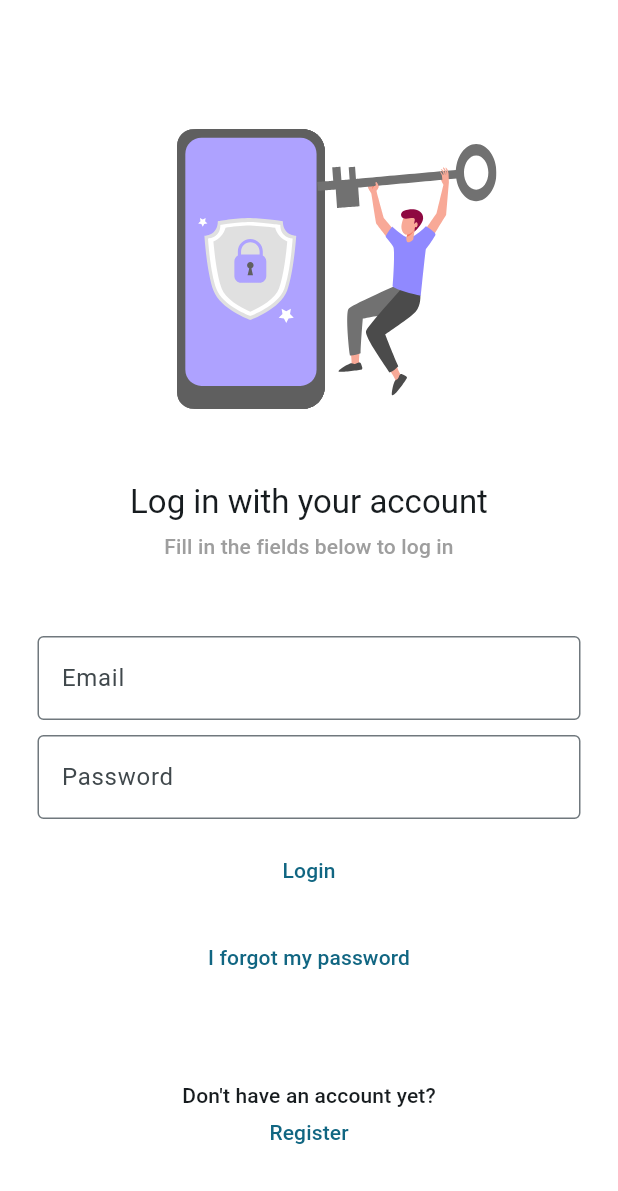
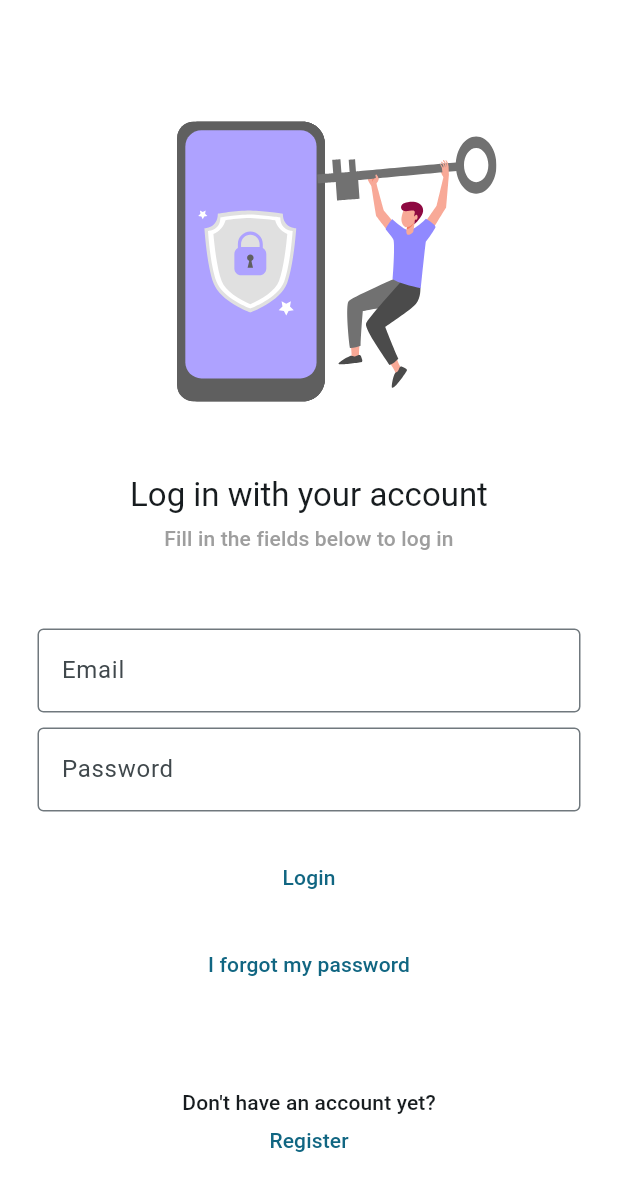
Before and after one commit to eduardoazvd17/investhelper, a Flutter app: the AuthPage screen opened by its route, on a phone screen of 412 x 824 dp. Shown: the top 1191 px of the screen. Run offline on Flutter 3.47's test engine with Material 3 defaults, Android fonts, the phone set to English and light mode, and no system bars; our stand-ins replace lottie; generated files the repository leaves out were written again.

Commit message:
Fixing button padding

```diff
--- a/lib/src/features/auth/views/auth_page.dart
+++ b/lib/src/features/auth/views/auth_page.dart
@@ -177,7 +177,7 @@ class _AuthPageState extends State<AuthPage> {
             ),
           ),
         ],
-        const SizedBox(height: 10),
+        const SizedBox(height: 20),
         actionButton,
         if (_currentPageState == AuthPageState.login) ...[
           const SizedBox(height: 10),
```
